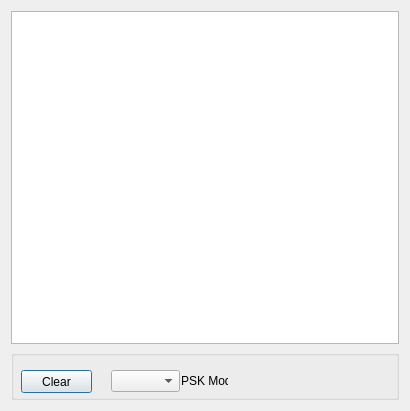
rafael2k/CuteSDR, file unixforms/chatdialog.ui: the form before one commit.
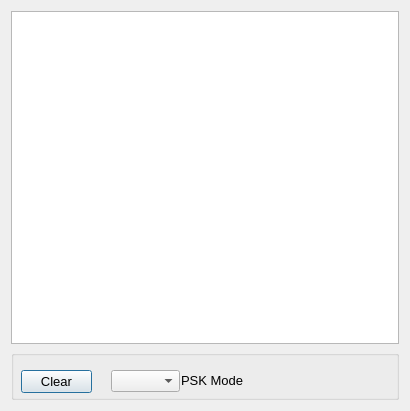
The form after the commit.

Patch:
```diff
--- a/unixforms/chatdialog.ui
+++ b/unixforms/chatdialog.ui
@@ -37,6 +37,11 @@
         <height>23</height>
        </rect>
       </property>
+      <property name="font">
+       <font>
+        <pointsize>10</pointsize>
+       </font>
+      </property>
       <property name="text">
        <string>Clear</string>
       </property>
@@ -56,10 +61,15 @@
        <rect>
         <x>170</x>
         <y>20</y>
-        <width>47</width>
+        <width>111</width>
         <height>21</height>
        </rect>
       </property>
+      <property name="font">
+       <font>
+        <pointsize>10</pointsize>
+       </font>
+      </property>
       <property name="text">
        <string>PSK Mode</string>
       </property>
```
Left out of the diff: 5 changed lines with no effect on the pictures.
